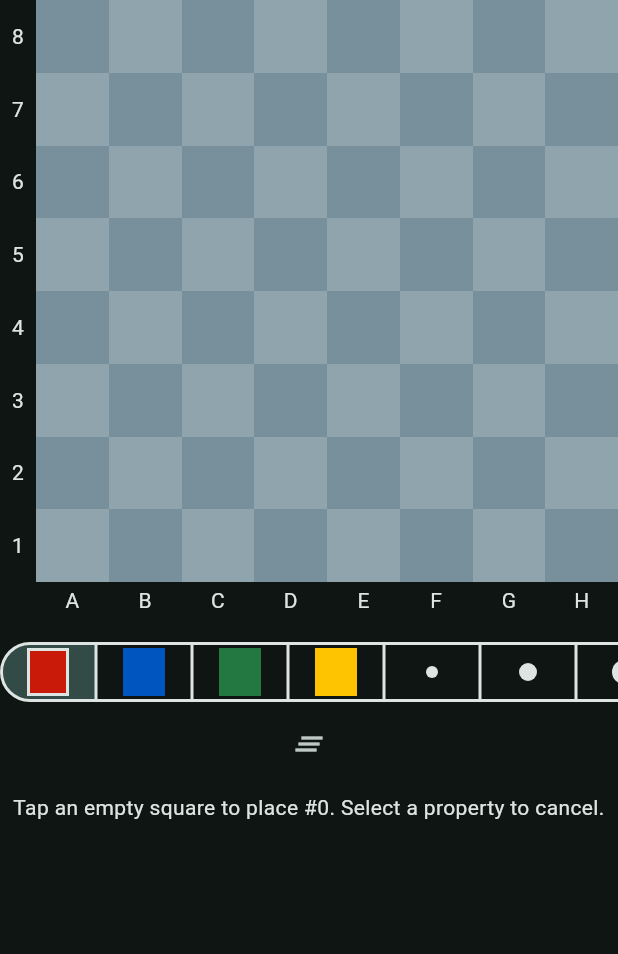
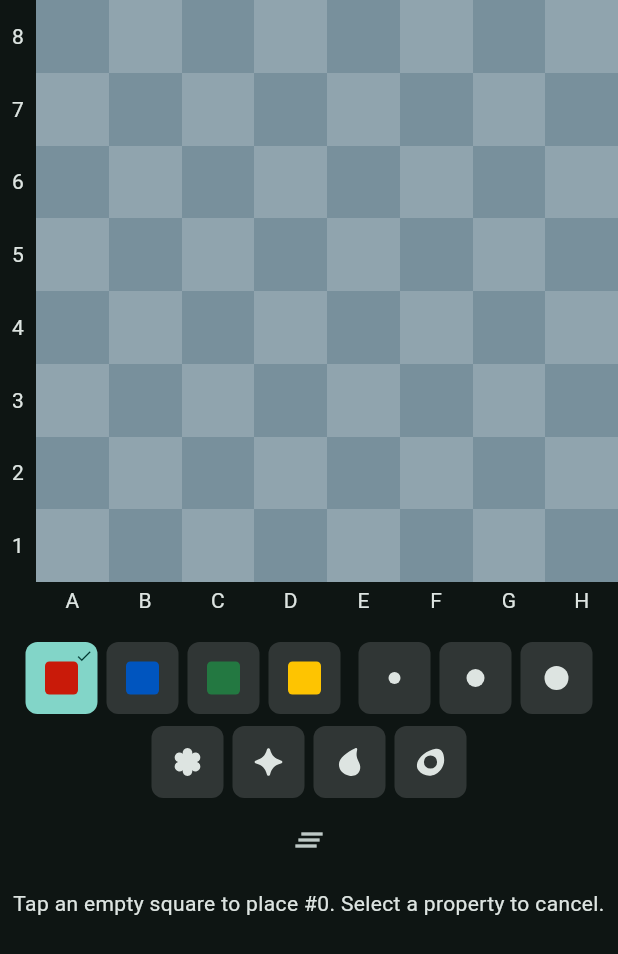
Before and after one commit to mekispetermagan/logic_chatbot_demo, a Flutter app: the WorldDisplay widget shown alone on an empty page, opened directly with empty values, on a phone screen of 412 x 824 dp. Shown: the top 954 px of the screen. Run offline on Flutter 3.47's test engine with Material 3 defaults, Android fonts, the phone set to English and light mode, and no system bars; our stand-ins replace flutter_svg, shared_preferences; accounts and stored records are empty; network calls fail.

Commit message:
segmented button -> separate buttons in world editor

```diff
--- a/frontend/lib/widgets/world_display.dart
+++ b/frontend/lib/widgets/world_display.dart
@@ -109,15 +109,11 @@ class WorldDisplay extends StatelessWidget {
                 runSpacing: 8,
                 alignment: WrapAlignment.center,
                 children: [
-                  // Keep all eleven options in one control. It scrolls on narrow screens.
                   ConstrainedBox(
                     constraints: BoxConstraints(maxWidth: constraints.maxWidth),
-                    child: SingleChildScrollView(
-                      scrollDirection: Axis.horizontal,
                     child: _PropertySelector(
                       selected: selectedProperty,
                       onChanged: onPropertyChanged,
-                      ),
                     ),
                   ),
                   Row(
@@ -158,64 +154,103 @@ class _PropertySelector extends StatelessWidget {
 
   @override
   Widget build(BuildContext context) {
-    return SegmentedButton<ObjectProperty>(
-      showSelectedIcon: false,
-      style: ButtonStyle(
-        padding: const WidgetStatePropertyAll(EdgeInsets.zero),
-        minimumSize: const WidgetStatePropertyAll(Size(28, 36)),
-        tapTargetSize: MaterialTapTargetSize.shrinkWrap,
-        side: WidgetStateProperty.resolveWith(
-          (states) => BorderSide(
-            color: states.contains(WidgetState.selected)
-                ? Theme.of(context).colorScheme.onSurface
-                : Theme.of(context).colorScheme.outline,
-            width: states.contains(WidgetState.selected) ? 2 : 1,
+    final colors = Theme.of(context).colorScheme;
+    const groups = [
+      [
+        ObjectProperty.red,
+        ObjectProperty.blue,
+        ObjectProperty.green,
+        ObjectProperty.yellow,
+      ],
+      [ObjectProperty.small, ObjectProperty.medium, ObjectProperty.large],
+      [
+        ObjectProperty.bloom,
+        ObjectProperty.spark,
+        ObjectProperty.drop,
+        ObjectProperty.loop,
+      ],
+    ];
+    return Wrap(
+      spacing: 12,
+      runSpacing: 8,
+      alignment: WrapAlignment.center,
+      children: [
+        for (final group in groups)
+          Row(
+            mainAxisSize: MainAxisSize.min,
+            spacing: 6,
+            children: [for (final property in group) _button(property, colors)],
+          ),
+      ],
+    );
+  }
+
+  Widget _button(ObjectProperty property, ColorScheme colors) => Semantics(
+    key: ValueKey('property-${property.name}'),
+    label: property.name,
+    selected: property == selected,
+    child: Tooltip(
+      message: property.name,
+      excludeFromSemantics: true,
+      child: SizedBox.square(
+        dimension: 48,
+        child: FilledButton(
+          onPressed: onChanged == null ? null : () => onChanged!(property),
+          style: FilledButton.styleFrom(
+            padding: EdgeInsets.zero,
+            backgroundColor: property == selected
+                ? colors.primary
+                : colors.surfaceContainerHighest,
+            foregroundColor: property == selected
+                ? colors.onPrimary
+                : colors.onSurface,
+            disabledBackgroundColor: property == selected
+                ? colors.primary.withValues(alpha: 0.5)
+                : colors.surfaceContainerHighest,
+            shape: RoundedRectangleBorder(
+              borderRadius: BorderRadius.circular(8),
+            ),
+          ),
+          child: Stack(
+            fit: StackFit.expand,
+            children: [
+              Center(
+                child: _symbol(
+                  property,
+                  property == selected ? colors.onPrimary : colors.onSurface,
+                ),
+              ),
+              if (property == selected)
+                const Positioned(
+                  top: 3,
+                  right: 3,
+                  child: Icon(Icons.check, size: 12),
+                ),
+            ],
           ),
         ),
       ),
-      segments: [
-        for (final property in ObjectProperty.values)
-          ButtonSegment(
-            value: property,
-            tooltip: property.name,
-            label: Semantics(
-              label: property.name,
-              child: Container(
-                width: 28,
-                height: 32,
-                alignment: Alignment.center,
-                decoration: BoxDecoration(
-                  color: switch (property) {
+    ),
+  );
+
+  Widget _symbol(ObjectProperty property, Color foreground) {
+    final swatch = switch (property) {
       ObjectProperty.red => ObjectPalette.red,
       ObjectProperty.blue => ObjectPalette.blue,
       ObjectProperty.green => ObjectPalette.green,
       ObjectProperty.yellow => ObjectPalette.yellow,
       _ => null,
-                  },
-                  border: Border.all(
-                    color: property == selected
-                        ? Theme.of(context).colorScheme.onSurface
-                        : Colors.transparent,
-                    width: 2,
+    };
+    if (swatch != null) {
+      return Container(
+        width: 22,
+        height: 22,
+        decoration: BoxDecoration(
+          color: swatch,
+          borderRadius: BorderRadius.circular(3),
         ),
-                ),
-                child: _symbol(context, property),
-              ),
-            ),
-          ),
-      ],
-      selected: {selected},
-      // Emit taps on the active segment too; the controlled selection remains
-      // exactly one property while allowing placement mode to be cancelled.
-      emptySelectionAllowed: true,
-      onSelectionChanged: onChanged == null
-          ? null
-          : (properties) =>
-                onChanged!(properties.isEmpty ? selected : properties.single),
       );
     }
-
-  Widget? _symbol(BuildContext context, ObjectProperty property) {
     final shape = switch (property) {
       ObjectProperty.bloom => ObjectShape.bloom,
       ObjectProperty.spark => ObjectShape.spark,
@@ -226,10 +261,7 @@ class _PropertySelector extends StatelessWidget {
     if (shape != null) {
       return SizedBox.square(
         dimension: 22,
-        child: ShapeGlyph(
-          shape: shape,
-          color: Theme.of(context).colorScheme.onSurface,
-        ),
+        child: ShapeGlyph(shape: shape, color: foreground),
       );
     }
     final diameter = switch (property) {
@@ -238,14 +270,11 @@ class _PropertySelector extends StatelessWidget {
       ObjectProperty.large => 16.0,
       _ => null,
     };
-    if (diameter == null) return null;
+    if (diameter == null) return const SizedBox.shrink();
     return Container(
       width: diameter,
       height: diameter,
-      decoration: BoxDecoration(
-        shape: BoxShape.circle,
-        color: Theme.of(context).colorScheme.onSurface,
-      ),
+      decoration: BoxDecoration(shape: BoxShape.circle, color: foreground),
     );
   }
 }
```
Also changed, not shown: 4 other files. Lines whose indentation alone changed are shown as unchanged.
